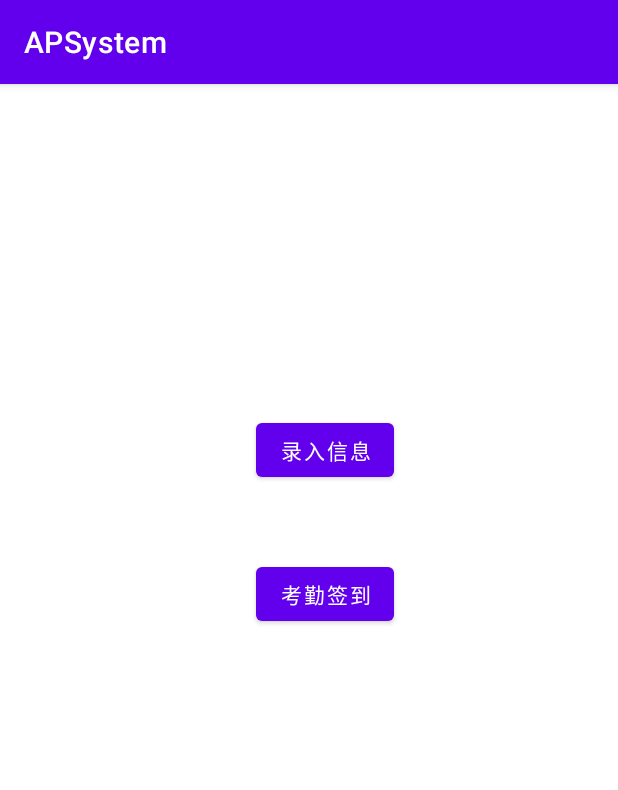
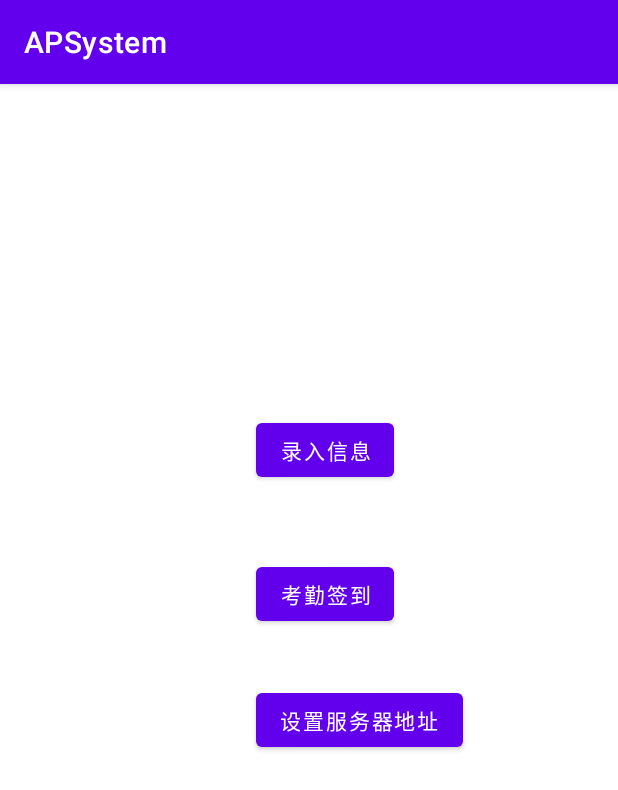
Before and after one commit to MoorCorPa/APSystem, an Android app: the screen it shows after launch (MainActivity), on a phone screen of 412 x 824 dp. Shown: the top 790 px of the screen. Run offline under Robolectric (Android 15) with nearby library versions, the phone set to English and light mode, and no system bars; our stand-ins replace ButterKnife.

Commit message:
fix setting

```diff
--- a/app/src/main/java/com/linmo/apsystem/MainActivity.java
+++ b/app/src/main/java/com/linmo/apsystem/MainActivity.java
@@ -14,6 +14,7 @@ import androidx.appcompat.app.AppCompatActivity;
 import androidx.core.app.ActivityCompat;
 import androidx.core.content.ContextCompat;
 
+import com.linmo.apsystem.activity.SettingActivity;
 import com.linmo.apsystem.activity.SignActivity;
 import com.linmo.apsystem.activity.EntryActivity;
 
@@ -39,7 +40,7 @@ public class MainActivity extends AppCompatActivity {
 //        webView.loadUrl("file:///android_asset/pages/photo.html");
     }
 
-    @OnClick({R.id.btn_in, R.id.btn_entry})
+    @OnClick({R.id.btn_in, R.id.btn_entry, R.id.btn_setting})
     public void onClick(View v){
         switch (v.getId()){
             case R.id.btn_entry:
@@ -50,6 +51,10 @@ public class MainActivity extends AppCompatActivity {
                 startActivity(new Intent(this, SignActivity.class));
                 Log.d("signIn", "onClick: signIn");
                 break;
+            case R.id.btn_setting:
+                startActivity(new Intent(this, SettingActivity.class));
+                Log.d("signIn", "onClick: setting");
+                break;
         }
     }
 }
--- a/app/src/main/java/com/linmo/apsystem/activity/SettingActivity.java
+++ b/app/src/main/java/com/linmo/apsystem/activity/SettingActivity.java
@@ -7,6 +7,7 @@ import android.os.Bundle;
 import android.widget.EditText;
 
 import com.linmo.apsystem.R;
+import com.linmo.apsystem.utils.ToastUtils;
 
 import butterknife.BindView;
 import butterknife.ButterKnife;
@@ -30,5 +31,6 @@ public class SettingActivity extends AppCompatActivity {
         SharedPreferences.Editor editor = preferences.edit();
         editor.putString("address", "http://"+address.getText().toString()+"/");
         editor.commit();
+        ToastUtils.show(this, "保存成功，IP 地址为：" + preferences.getString("address", ""));
     }
 }
--- a/app/src/main/res/layout/activity_main.xml
+++ b/app/src/main/res/layout/activity_main.xml
@@ -28,4 +28,13 @@
         app:layout_constraintStart_toStartOf="@+id/btn_entry"
         app:layout_constraintTop_toBottomOf="@+id/btn_entry" />
 
+    <Button
+        android:id="@+id/btn_setting"
+        android:layout_width="wrap_content"
+        android:layout_height="wrap_content"
+        android:layout_marginTop="36dp"
+        android:text="设置服务器地址"
+        app:layout_constraintStart_toStartOf="@+id/btn_in"
+        app:layout_constraintTop_toBottomOf="@+id/btn_in" />
+
 </androidx.constraintlayout.widget.ConstraintLayout>
```
